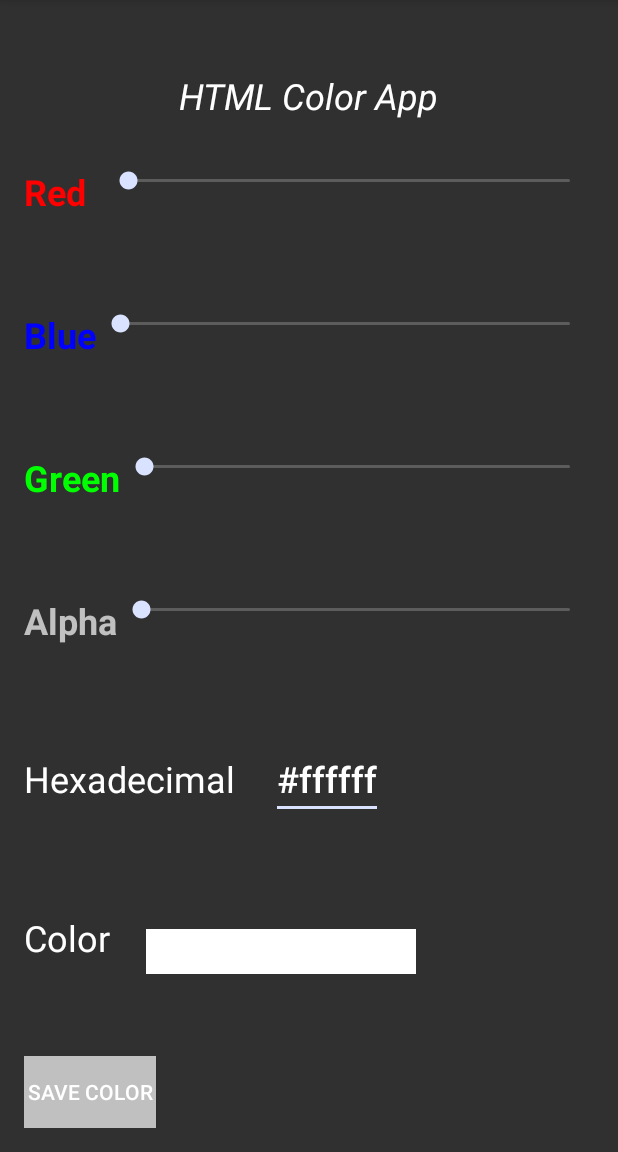
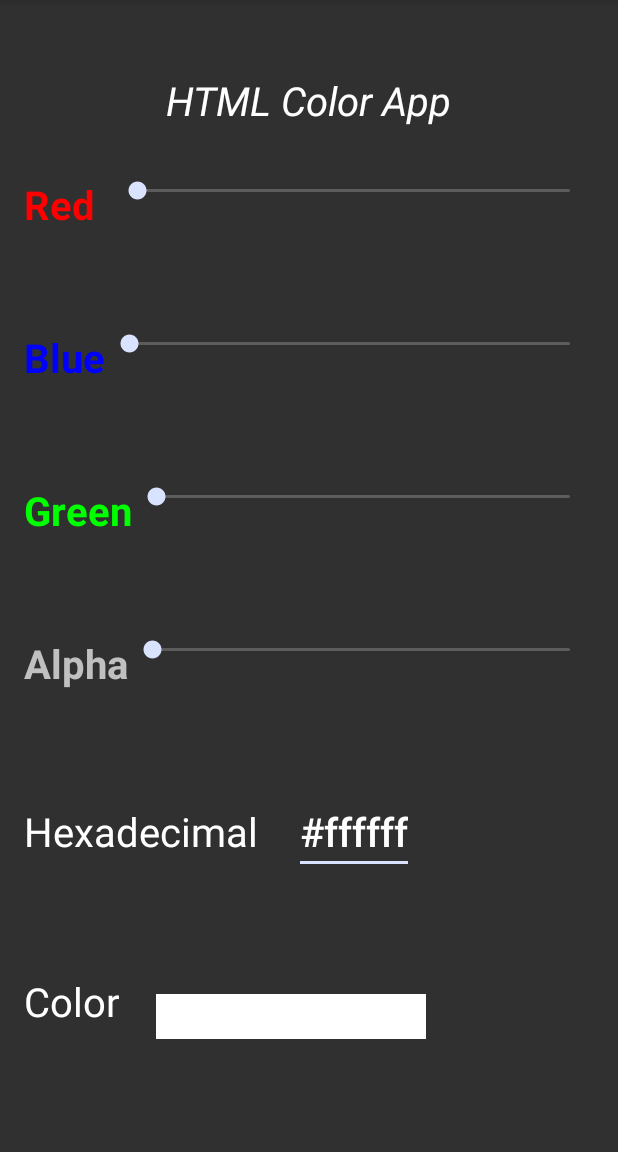
Before and after one commit to vieck/Android-Material-Design-Course, an Android app: the screen it shows after launch (ColorActivity), on a phone screen of 412 x 824 dp, the part 84-1236 px from its top. Run offline under Robolectric (Android 15) with nearby library versions, the phone set to English and light mode, and no system bars.

Commit message:
Put through app changes.

```diff
--- a/HtmlColorWheel/app/src/main/java/edu/purdue/vieck/htmlcolorwheel/ColorActivity.java
+++ b/HtmlColorWheel/app/src/main/java/edu/purdue/vieck/htmlcolorwheel/ColorActivity.java
@@ -6,7 +6,6 @@ import android.os.AsyncTask;
 import android.os.Bundle;
 import android.view.Menu;
 import android.view.MenuItem;
-import android.widget.Button;
 import android.widget.EditText;
 import android.widget.SeekBar;
 import android.widget.TextView;
@@ -19,7 +18,6 @@ public class ColorActivity extends Activity {
     EditText hexValue;
     Color color;
     TextView colorValue;
-    Button saveButton;
     SeekThread thread;
     SeekBar rSeekBar;
     SeekBar bSeekBar;
@@ -40,7 +38,6 @@ public class ColorActivity extends Activity {
         bSeekBar = (SeekBar) findViewById(R.id.seekBar_blue);
         gSeekBar = (SeekBar) findViewById(R.id.seekBar_green);
         aSeekBar = (SeekBar) findViewById(R.id.seekBar_alpha);
-        saveButton = (Button) findViewById(R.id.save_button);
         color = new Color();
 
         thread = new SeekThread();
--- a/HtmlColorWheel/app/src/main/res/layout/activity_color.xml
+++ b/HtmlColorWheel/app/src/main/res/layout/activity_color.xml
@@ -194,19 +194,5 @@
                 android:background="@color/white" />
         </LinearLayout>
 
-        <LinearLayout
-            android:layout_width="match_parent"
-            android:layout_height="wrap_content"
-            android:orientation="horizontal"
-            android:layout_gravity="center_horizontal"
-            android:gravity="left">
-            <Button
-                android:id="@+id/save_button"
-                android:layout_width="wrap_content"
-                android:layout_height="wrap_content"
-                android:onClick="onClick"
-                android:background="@color/silver"
-                android:text="@string/save"/>
-        </LinearLayout>
     </LinearLayout>
 </RelativeLayout>
--- a/HtmlColorWheel/app/src/main/res/values-v21/styles.xml
+++ b/HtmlColorWheel/app/src/main/res/values-v21/styles.xml
@@ -8,41 +8,39 @@
         <item name="android:windowSharedElementExitTransition">@android:transition/move</item>
     </style>
 
-
-
     <style name="title">
         <item name="android:textColor">@color/white</item>
-        <item name="android:textSize">24sp</item>
+        <item name="android:textSize">12pt</item>
         <item name="android:textStyle">italic</item>
     </style>
 
     <style name="red_label">
         <item name="android:textColor">@color/red</item>
-        <item name="android:textSize">24sp</item>
+        <item name="android:textSize">12pt</item>
         <item name="android:textStyle">bold</item>
     </style>
 
     <style name="blue_label">
         <item name="android:textColor">@color/blue</item>
-        <item name="android:textSize">24sp</item>
+        <item name="android:textSize">12pt</item>
         <item name="android:textStyle">bold</item>
     </style>
 
     <style name="green_label">
         <item name="android:textColor">@color/green</item>
-        <item name="android:textSize">24sp</item>
+        <item name="android:textSize">12pt</item>
         <item name="android:textStyle">bold</item>
     </style>
 
     <style name="alpha_label">
         <item name="android:textColor">@color/silver</item>
-        <item name="android:textSize">24sp</item>
+        <item name="android:textSize">12pt</item>
         <item name="android:textStyle">bold</item>
     </style>
 
     <style name="hex_label">
         <item name="android:textColor">@color/white</item>
-        <item name="android:textSize">24sp</item>
+        <item name="android:textSize">12pt</item>
         <item name="android:textStyle">normal</item>
     </style>
 </resources>
```
